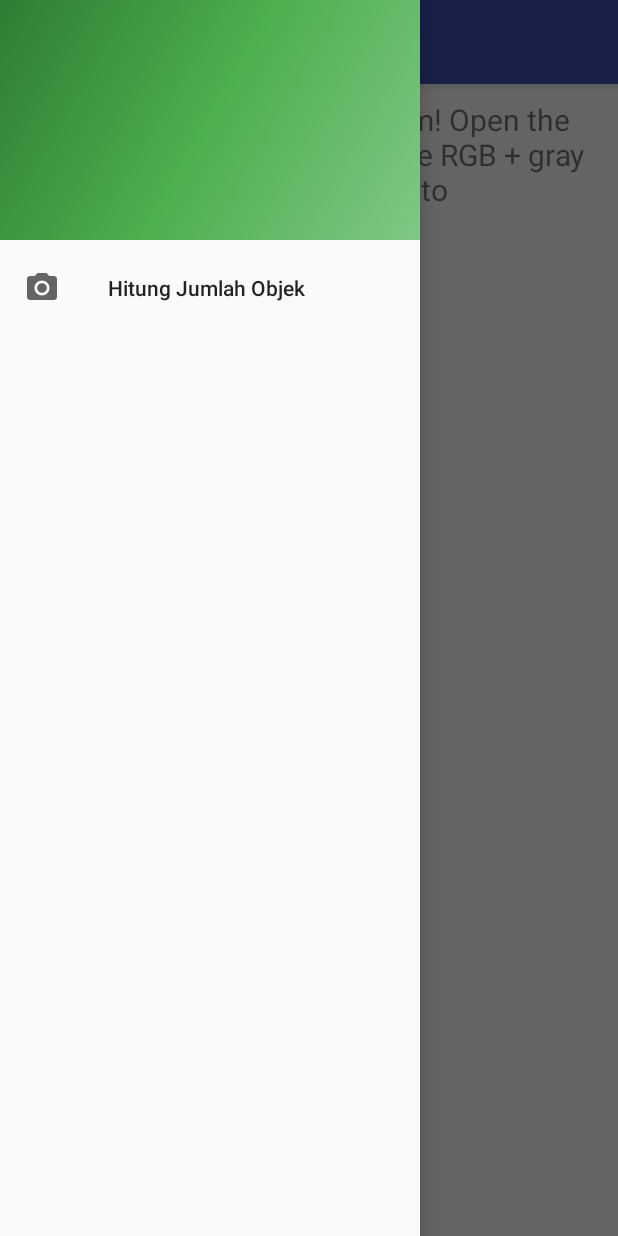
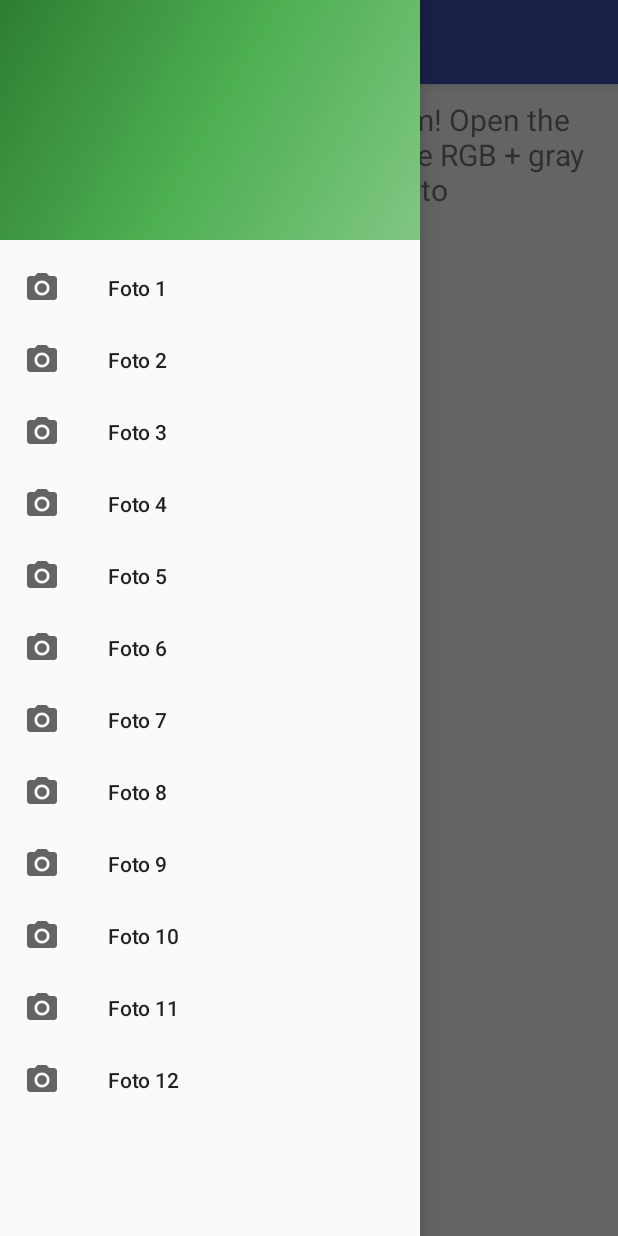
Before and after one commit to martinock/ImageHistogram, an Android app: the screen it shows after launch (MainActivity), with the side drawer open, on a phone screen of 412 x 824 dp. Run offline under Robolectric (Android 15) with nearby library versions, the phone set to English and light mode, and no system bars.

Commit message:
Add another photos

```diff
--- a/app/src/main/res/menu/activity_main_drawer.xml
+++ b/app/src/main/res/menu/activity_main_drawer.xml
@@ -5,7 +5,51 @@
         <item
             android:id="@+id/photo_1"
             android:icon="@drawable/ic_menu_camera"
-            android:title="Hitung Jumlah Objek"/>
+            android:title="Foto 1"/>
+        <item
+            android:id="@+id/photo_2"
+            android:icon="@drawable/ic_menu_camera"
+            android:title="Foto 2"/>
+        <item
+            android:id="@+id/photo_3"
+            android:icon="@drawable/ic_menu_camera"
+            android:title="Foto 3"/>
+        <item
+            android:id="@+id/photo_4"
+            android:icon="@drawable/ic_menu_camera"
+            android:title="Foto 4"/>
+        <item
+            android:id="@+id/photo_5"
+            android:icon="@drawable/ic_menu_camera"
+            android:title="Foto 5"/>
+        <item
+            android:id="@+id/photo_6"
+            android:icon="@drawable/ic_menu_camera"
+            android:title="Foto 6"/>
+        <item
+            android:id="@+id/photo_7"
+            android:icon="@drawable/ic_menu_camera"
+            android:title="Foto 7"/>
+        <item
+            android:id="@+id/photo_8"
+            android:icon="@drawable/ic_menu_camera"
+            android:title="Foto 8"/>
+        <item
+            android:id="@+id/photo_9"
+            android:icon="@drawable/ic_menu_camera"
+            android:title="Foto 9"/>
+        <item
+            android:id="@+id/photo_10"
+            android:icon="@drawable/ic_menu_camera"
+            android:title="Foto 10"/>
+        <item
+            android:id="@+id/photo_11"
+            android:icon="@drawable/ic_menu_camera"
+            android:title="Foto 11"/>
+        <item
+            android:id="@+id/photo_12"
+            android:icon="@drawable/ic_menu_camera"
+            android:title="Foto 12"/>
     </group>
 
 </menu>
```
Also changed, not shown: app/src/main/java/com/martinock/imagehistogram/MainActivity.java (+34 -6 lines).
